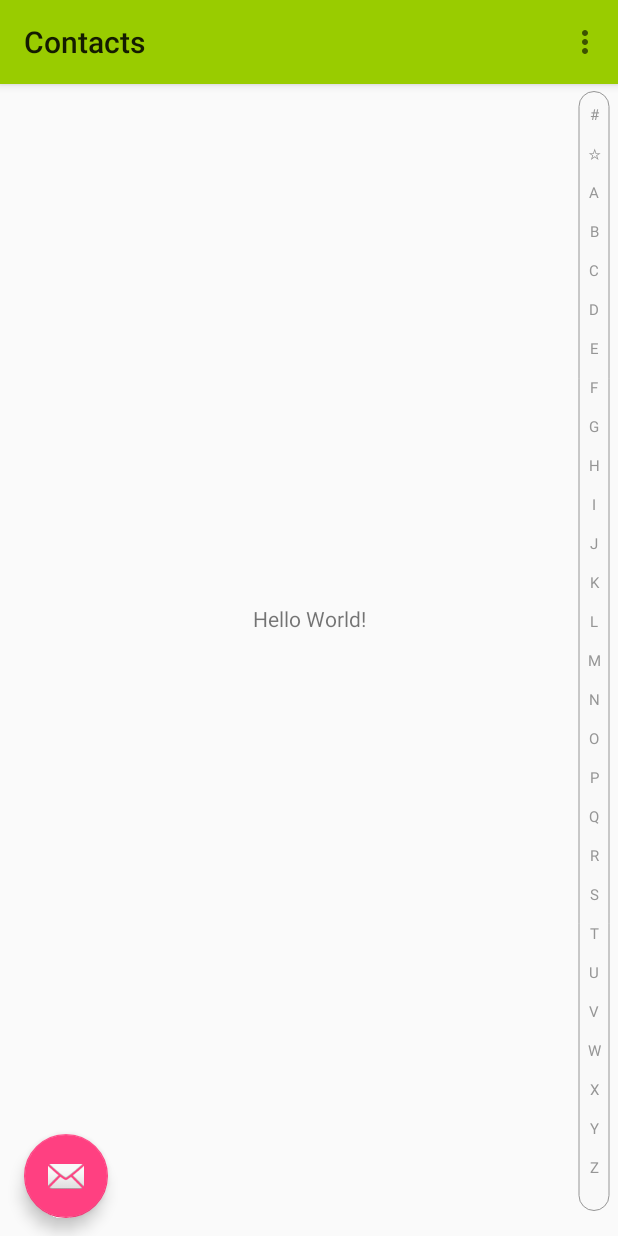
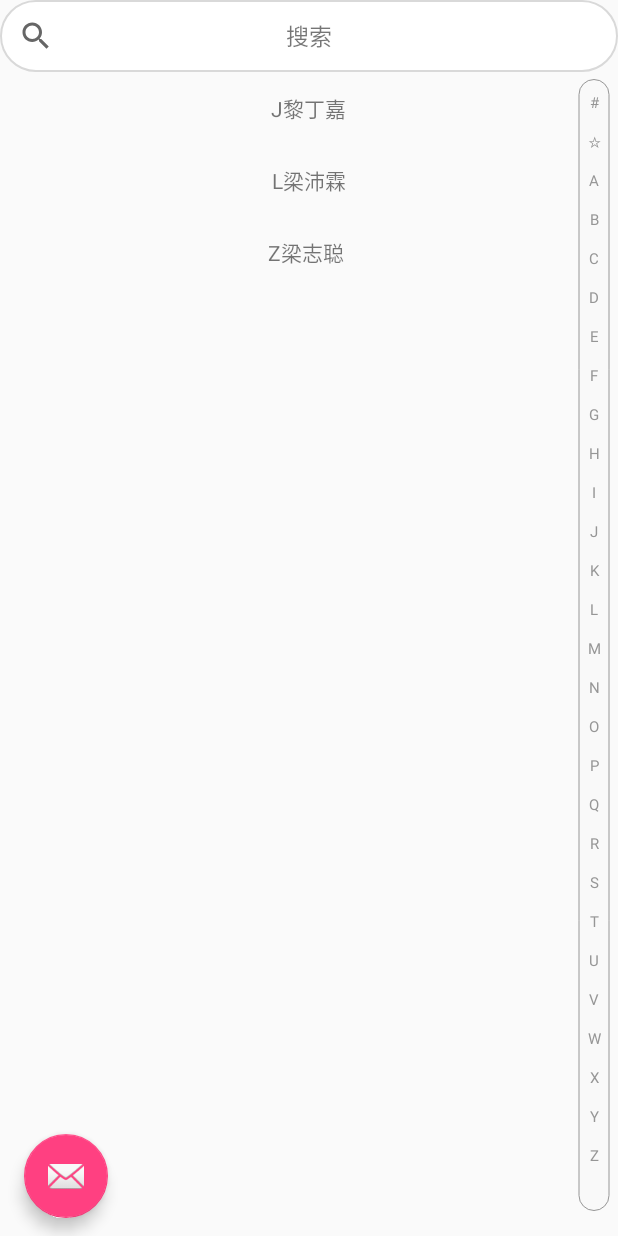
Before and after one commit to LiDiJi/Andoird, an Android app: the screen it shows after launch (MainActivity), on a phone screen of 412 x 824 dp. Run offline under Robolectric (Android 15) with nearby library versions, the phone set to English and light mode, and no system bars.

Commit message:
增加了搜索接口，使用RecyclerView做界面

```diff
--- a/Contacts/app/src/main/java/com/ldj/wow/contacts/MainActivity.java
+++ b/Contacts/app/src/main/java/com/ldj/wow/contacts/MainActivity.java
@@ -1,33 +1,45 @@
 package com.ldj.wow.contacts;
 
+import android.content.Context;
 import android.os.Bundle;
 import android.support.design.widget.FloatingActionButton;
 import android.support.design.widget.Snackbar;
 import android.support.v7.app.AppCompatActivity;
+import android.support.v7.widget.LinearLayoutManager;
+import android.support.v7.widget.RecyclerView;
+import android.support.v7.widget.SearchView;
 import android.support.v7.widget.Toolbar;
+import android.text.TextUtils;
 import android.view.View;
 import android.view.Menu;
 import android.view.MenuItem;
+import android.view.inputmethod.InputMethodManager;
+import android.widget.TextView;
+import android.widget.Toast;
+
+import java.util.ArrayList;
+import java.util.List;
+
 import cc.solart.wave.WaveSideBarView;
 public class MainActivity extends AppCompatActivity {
     public WaveSideBarView mWave;
+    public RecyclerView mRecView;
+    public SearchView mSearchView;
+    public TextView mSearchText;
     @Override
     protected void onCreate(Bundle savedInstanceState) {
         super.onCreate(savedInstanceState);
         setContentView(R.layout.activity_main);
-        Toolbar toolbar = (Toolbar) findViewById(R.id.toolbar);
-        setSupportActionBar(toolbar);
+
+        List<String> data = new ArrayList();
+        data.add("J黎丁嘉");
+        data.add("L梁沛霖");
+        data.add("Z梁志聪 ");
         mWave = (WaveSideBarView) findViewById(R.id.side_view);
-        /*mWave.setOnTouchLetterChangeListener(new WaveSideBarView.OnTouchLetterChangeListener() {
-            @Override
-            public void onLetterChange(String letter) {
-                int pos = adapter.getLetterPosition(letter);
-
-                if (pos != -1) {
-                    mRecyclerView.scrollToPosition(pos);
-                }
-            }
-        });*/
+        mRecView = (RecyclerView) findViewById(R.id.recView);
+        mRecView.setLayoutManager(new LinearLayoutManager(this));
+        mRecView.setAdapter(new NormalAdapter(data));
+        mSearchText = (TextView) findViewById(R.id.search_Text);
         FloatingActionButton fab = (FloatingActionButton) findViewById(R.id.fab);
         fab.setOnClickListener(new View.OnClickListener() {
             @Override
@@ -42,6 +54,35 @@ public class MainActivity extends AppCompatActivity {
     public boolean onCreateOptionsMenu(Menu menu) {
         // Inflate the menu; this adds items to the action bar if it is present.
         getMenuInflater().inflate(R.menu.menu_main, menu);
+        mSearchView = (SearchView) findViewById(R.id.searchView);
+        mSearchView.setOnQueryTextListener(new SearchView.OnQueryTextListener() {
+            @Override
+            public boolean onQueryTextSubmit(String query) {
+                if (!TextUtils.isEmpty(query)){
+                    Toast toast=Toast.makeText(getApplicationContext(), query, Toast.LENGTH_SHORT);
+                    toast.show();
+                }
+                else {
+                    Toast toast=Toast.makeText(getApplicationContext(), "空搜索字符串", Toast.LENGTH_SHORT);
+                    toast.show();
+                }
+                return false;
+            }
+
+            @Override
+            public boolean onQueryTextChange(String newText) {
+                if (mSearchView != null){
+                    // 得到输入管理对象
+                    InputMethodManager imm = (InputMethodManager) getSystemService(Context.INPUT_METHOD_SERVICE);
+                    if (imm != null) {
+                        // 这将让键盘在所有的情况下都被隐藏，但是一般我们在点击搜索按钮后，输入法都会乖乖的自动隐藏的。
+                        imm.hideSoftInputFromWindow(mSearchView.getWindowToken(), 0); // 输入法如果是显示状态，那么就隐藏输入法
+                    }
+                    mSearchView.clearFocus(); // 不获取焦点
+                }
+                return false;
+            }
+        });
         return true;
     }
 
--- /dev/null
+++ b/Contacts/app/src/main/java/com/ldj/wow/contacts/NormalAdapter.java
@@ -0,0 +1,50 @@
+package com.ldj.wow.contacts;
+
+import android.support.v7.widget.RecyclerView;
+import android.view.LayoutInflater;
+import android.view.View;
+import android.view.ViewGroup;
+import android.widget.TextView;
+import android.widget.Toast;
+
+import java.util.List;
+
+/**
+ * Created by wowsc on 2018/6/28.
+ */
+
+public class NormalAdapter extends RecyclerView.Adapter<NormalAdapter.ViewHolder>{
+
+    public static class ViewHolder extends RecyclerView.ViewHolder{
+        public final TextView title;
+        public ViewHolder(View view){
+            super(view);
+            title = (TextView) view.findViewById(R.id.title);
+        }
+    }
+
+    private List<String> mData;
+    public NormalAdapter(List<String> date){
+        this.mData = date;
+    }
+
+    public void onBindViewHolder(ViewHolder holder, int position){
+        holder.title.setText(mData.get(position));
+        holder.itemView.setOnClickListener(new View.OnClickListener() {
+            @Override
+            public void onClick(View v) {
+                Toast toast=Toast.makeText(v.getContext(), "默认的Toast", Toast.LENGTH_SHORT);
+                toast.show();
+            }
+        });
+    }
+
+    public int getItemCount(){
+        return mData.size();
+    }
+
+    public ViewHolder onCreateViewHolder(ViewGroup parent, int viewType){
+        View view = LayoutInflater.from(parent.getContext()).inflate(R.layout.item, parent, false);
+        return new ViewHolder(view);
+    }
+}
--- /dev/null
+++ b/Contacts/app/src/main/res/drawable/search_shape.xml
@@ -0,0 +1,16 @@
+<?xml version="1.0" encoding="utf-8"?>
+<shape xmlns:android="http://schemas.android.com/apk/res/android"
+    android:shape="rectangle" >
+
+    <!-- 表示shape的四个角的角度。只适用于矩形shape，这里的角度是指圆角的程度 -->
+    <corners android:radius="50dp" />
+
+    <!-- 这个标签表示纯色填充，通过android:color即可指定shape中填充的颜色 -->
+    <solid android:color="#FFFFFF" />
+
+    <!-- Shape的描边，下面指定了描边的宽度和描边的颜色 -->
+    <stroke
+        android:width="1dp"
+        android:color="#d9d9d9" />
+
+</shape>
--- a/Contacts/app/src/main/res/layout/activity_main.xml
+++ b/Contacts/app/src/main/res/layout/activity_main.xml
@@ -7,28 +7,53 @@
     tools:context="com.ldj.wow.contacts.MainActivity"
     package="cc.solart.wave">
 
-    <android.support.design.widget.AppBarLayout
+    <!--<android.support.design.widget.AppBarLayout-->
+        <!--android:layout_width="match_parent"-->
+        <!--android:layout_height="wrap_content"-->
+        <!--android:theme="@style/AppTheme"-->
+        <!--android:id="@+id/appBarLayout">-->
+
+        <!--<android.support.v7.widget.Toolbar-->
+            <!--android:id="@+id/toolbar"-->
+            <!--android:layout_width="match_parent"-->
+            <!--android:layout_height="match_parent"-->
+            <!--android:background="@android:color/holo_green_light"-->
+            <!--app:popupTheme="@style/AppTheme.PopupOverlay" />-->
+
+
+    <!--</android.support.design.widget.AppBarLayout>-->
+
+    <SearchView
+        android:id="@+id/searchView"
         android:layout_width="match_parent"
         android:layout_height="wrap_content"
-        android:theme="@style/AppTheme"
-        android:id="@+id/appBarLayout">
+        android:layout_alignParentStart="true"
+        android:background="@drawable/search_shape"
+        android:iconifiedByDefault="true"
+        android:queryHint="请输入姓名">
+    </SearchView>
 
-        <android.support.v7.widget.Toolbar
-            android:id="@+id/toolbar"
-            android:layout_width="match_parent"
-            android:layout_height="match_parent"
-            android:background="@android:color/holo_green_light"
-            app:popupTheme="@style/AppTheme.PopupOverlay" />
-    </android.support.design.widget.AppBarLayout>
+    <TextView
+        android:id="@+id/search_Text"
+        android:layout_width="match_parent"
+        android:layout_height="wrap_content"
+        android:layout_above="@+id/recView"
+        android:layout_alignParentTop="true"
+        android:gravity="center"
+        android:text="搜索"
+        android:textSize="15dp"
+        android:visibility="visible" />
 
     <android.support.v7.widget.RecyclerView
         android:id="@+id/recView"
         android:layout_width="match_parent"
-        android:layout_height="20dp"
+        android:layout_height="match_parent"
         android:layout_alignParentStart="true"
-        android:layout_below="@+id/appBarLayout"
+        android:layout_below="@+id/searchView"
         app:layout_anchor="@+id/include"
-        app:layout_anchorGravity="top|center" />
+        app:layout_anchorGravity="top|center">
+
+    </android.support.v7.widget.RecyclerView>
 
     <include
         android:id="@+id/include"
@@ -39,7 +64,7 @@
         android:layout_width="match_parent"
         android:layout_height="match_parent"
         android:layout_alignBottom="@+id/fab"
-        android:layout_below="@+id/appBarLayout" />
+        android:layout_below="@+id/searchView" />
 
     <android.support.design.widget.FloatingActionButton
         android:id="@+id/fab"
--- a/Contacts/app/src/main/res/layout/content_main.xml
+++ b/Contacts/app/src/main/res/layout/content_main.xml
@@ -8,12 +8,4 @@
     tools:context="com.ldj.wow.contacts.MainActivity"
     tools:showIn="@layout/activity_main">
 
-    <TextView
-        android:layout_width="wrap_content"
-        android:layout_height="wrap_content"
-        android:text="Hello World!"
-        app:layout_constraintBottom_toBottomOf="parent"
-        app:layout_constraintLeft_toLeftOf="parent"
-        app:layout_constraintRight_toRightOf="parent"
-        app:layout_constraintTop_toTopOf="parent" />
 </android.support.constraint.ConstraintLayout>
--- /dev/null
+++ b/Contacts/app/src/main/res/layout/item.xml
@@ -0,0 +1,12 @@
+<?xml version="1.0" encoding="utf-8"?>
+<RelativeLayout xmlns:android="http://schemas.android.com/apk/res/android"
+    android:orientation="vertical" android:layout_width="match_parent"
+    android:layout_height="48dp">
+    <TextView
+        android:id="@+id/title"
+        android:layout_width="wrap_content"
+        android:layout_height="wrap_content"
+        android:layout_centerVertical="true"
+        android:layout_centerInParent="true"
+        android:layout_marginLeft="30dp"/>
+</RelativeLayout>
```
Also changed, not shown: Contacts/app/build.gradle (+17 -0 lines), Contacts/app/src/main/res/layout/item_header.xml (added, +12 -0 lines).
